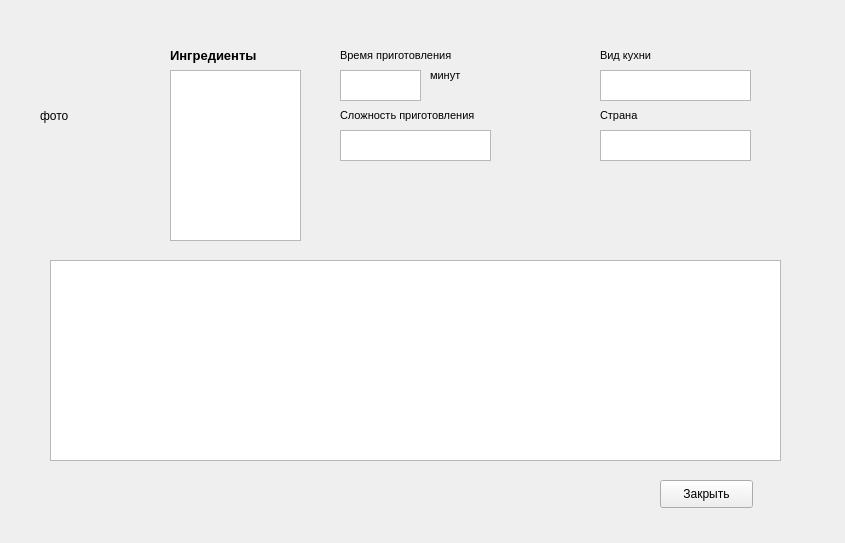
Before: the Qt Designer form viewrecipe.ui in Alina1999mikh/AppForRecipe, drawn with Qt 5.
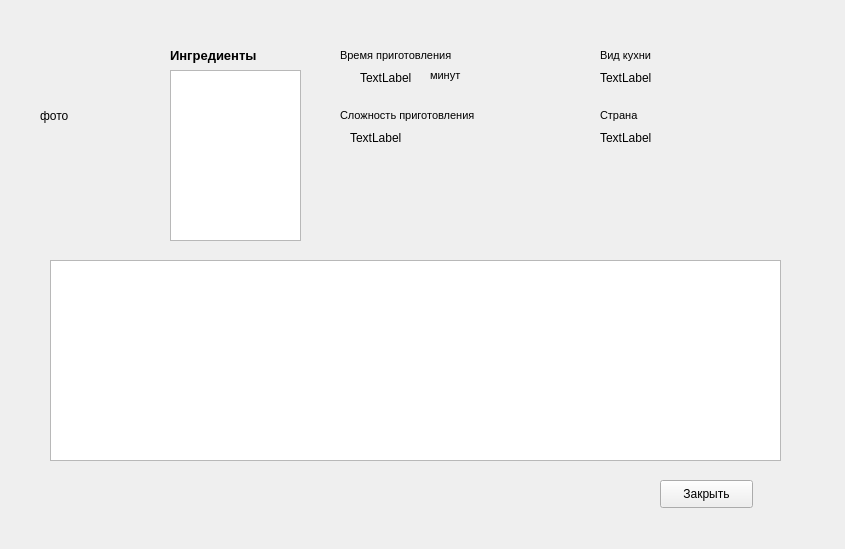
After: the same form once the commit is applied.

Commit message: Fill form for one recipe

```diff
--- a/viewrecipe.ui
+++ b/viewrecipe.ui
@@ -7,7 +7,7 @@
     <x>0</x>
     <y>0</y>
     <width>845</width>
-    <height>543</height>
+    <height>549</height>
    </rect>
   </property>
   <property name="windowTitle">
@@ -76,16 +76,6 @@
     </rect>
    </property>
   </widget>
-  <widget class="QTextEdit" name="textEdit_3">
-   <property name="geometry">
-    <rect>
-     <x>340</x>
-     <y>70</y>
-     <width>81</width>
-     <height>31</height>
-    </rect>
-   </property>
-  </widget>
   <widget class="QTextEdit" name="textEdit_2">
    <property name="geometry">
     <rect>
@@ -149,16 +139,6 @@
     <string>Ингредиенты</string>
    </property>
   </widget>
-  <widget class="QTextEdit" name="textEdit_4">
-   <property name="geometry">
-    <rect>
-     <x>340</x>
-     <y>130</y>
-     <width>151</width>
-     <height>31</height>
-    </rect>
-   </property>
-  </widget>
   <widget class="QLabel" name="label_8">
    <property name="geometry">
     <rect>
@@ -199,25 +179,67 @@
     <string>Время приготовления</string>
    </property>
   </widget>
-  <widget class="QTextEdit" name="textEdit_5">
+  <widget class="QLabel" name="label_2">
    <property name="geometry">
     <rect>
+     <x>10</x>
+     <y>520</y>
+     <width>101</width>
+     <height>16</height>
+    </rect>
+   </property>
+  </widget>
+  <widget class="QLabel" name="label_9">
+   <property name="geometry">
+    <rect>
+     <x>360</x>
+     <y>70</y>
+     <width>55</width>
+     <height>16</height>
+    </rect>
+   </property>
+   <property name="text">
+    <string>TextLabel</string>
+   </property>
+  </widget>
+  <widget class="QLabel" name="label_10">
+   <property name="geometry">
+    <rect>
+     <x>350</x>
+     <y>130</y>
+     <width>131</width>
+     <height>16</height>
+    </rect>
+   </property>
+   <property name="text">
+    <string>TextLabel</string>
+   </property>
+  </widget>
+  <widget class="QLabel" name="label_11">
+   <property name="geometry">
+    <rect>
      <x>600</x>
      <y>70</y>
-     <width>151</width>
-     <height>31</height>
+     <width>181</width>
+     <height>16</height>
     </rect>
    </property>
+   <property name="text">
+    <string>TextLabel</string>
+   </property>
   </widget>
-  <widget class="QTextEdit" name="textEdit_6">
+  <widget class="QLabel" name="label_12">
    <property name="geometry">
     <rect>
      <x>600</x>
      <y>130</y>
-     <width>151</width>
-     <height>31</height>
+     <width>181</width>
+     <height>16</height>
     </rect>
    </property>
+   <property name="text">
+    <string>TextLabel</string>
+   </property>
   </widget>
  </widget>
  <resources/>
```
The commit also changes 5 other files.
